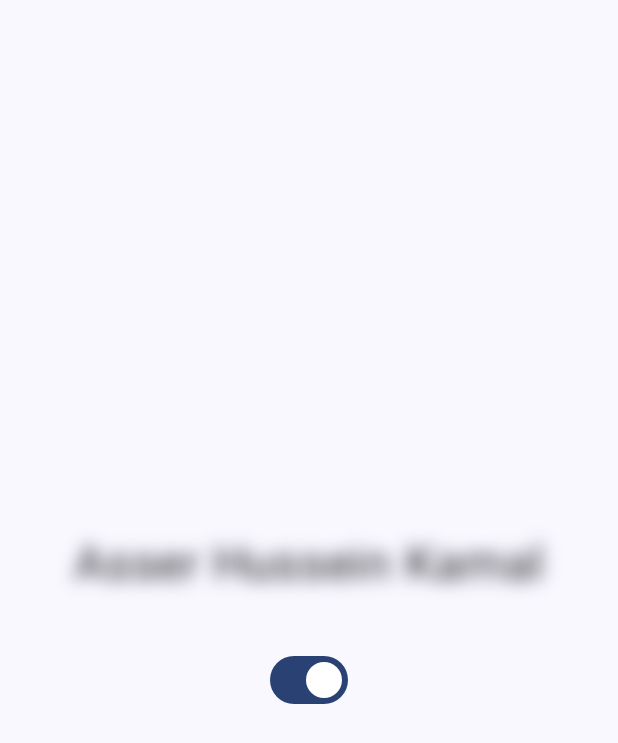
After one commit to HusseinKamal/JetPackComposeMaterial3, an Android app built with Jetpack Compose: the composable BlurCompose shown on its own in the app's theme, on a phone screen of 412 x 824 dp. The commit adds this screen. Shown: the top 743 px of the screen. Run offline under Robolectric (Android 15) with nearby library versions, the phone set to English and light mode, and no system bars.

Commit message:
Top App Bar Jetpack compose material 3 - Add Blur effect on text material 3

```diff
--- a/app/src/main/java/com/hussein/jetpackcomposematerial3/MainActivity.kt
+++ b/app/src/main/java/com/hussein/jetpackcomposematerial3/MainActivity.kt
@@ -12,6 +12,7 @@ import androidx.compose.runtime.Composable
 import androidx.compose.ui.Modifier
 import androidx.compose.ui.tooling.preview.Preview
 import com.hussein.jetpackcomposematerial3.ui.theme.JetpackComposeMaterial3Theme
+import com.hussein.jetpackcomposematerial3.ui.theme.compose.BlurCompose
 
 @ExperimentalMaterial3Api
 class MainActivity : ComponentActivity() {
@@ -25,7 +26,8 @@ class MainActivity : ComponentActivity() {
                     color = MaterialTheme.colorScheme.background
                 ) {
                     //Greeting("Android")
-                    TopBar()
+                    //TopBar()
+                    BlurCompose()
                 }
             }
         }
--- /dev/null
+++ b/app/src/main/java/com/hussein/jetpackcomposematerial3/ui/theme/compose/BlurCompose.kt
@@ -0,0 +1,32 @@
+package com.hussein.jetpackcomposematerial3.ui.theme.compose
+
+import androidx.compose.animation.core.animateDpAsState
+import androidx.compose.foundation.layout.*
+import androidx.compose.material3.MaterialTheme
+import androidx.compose.material3.Switch
+import androidx.compose.material3.Text
+import androidx.compose.runtime.*
+import androidx.compose.ui.Alignment
+import androidx.compose.ui.Modifier
+import androidx.compose.ui.draw.BlurredEdgeTreatment
+import androidx.compose.ui.draw.blur
+import androidx.compose.ui.unit.dp
+
+@Composable
+fun BlurCompose(){
+    var checked by remember {
+        mutableStateOf(true)
+    }
+    val animatedBlur by animateDpAsState(targetValue = if (checked) 10.dp else 0.dp)
+    Column(modifier = Modifier.fillMaxSize(),
+        verticalArrangement = Arrangement.Center,
+        horizontalAlignment = Alignment.CenterHorizontally
+    ) {
+        Text(text = "Asser Hussein Kamal",
+            modifier = Modifier.padding(10.dp).blur(radius = animatedBlur, edgeTreatment = BlurredEdgeTreatment.Unbounded),
+            fontSize = MaterialTheme.typography.headlineLarge.fontSize
+        )
+        Spacer(modifier = Modifier.height(24.dp))
+        Switch(checked = checked, onCheckedChange = {checked = !checked})
+    }
+}
```
Also changed, not shown: app/src/main/java/com/hussein/jetpackcomposematerial3/ui/theme/compose/TopBar.kt (renamed from app/src/main/java/com/hussein/jetpackcomposematerial3/TopBar.kt), 1 other file.
